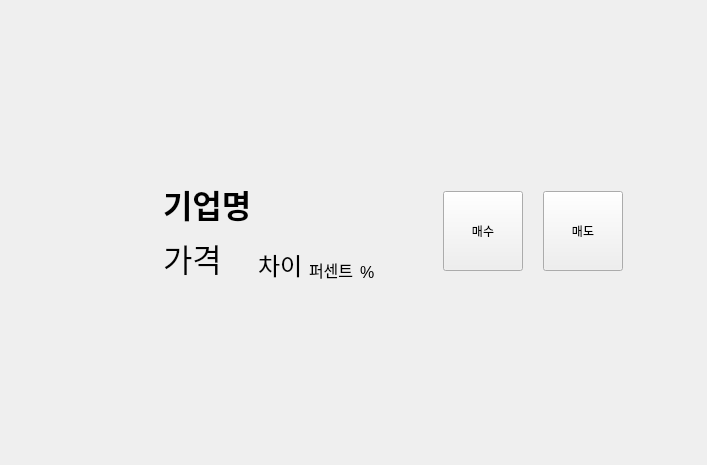
taewooyun/hts, file project1/source/chart/chart.ui: the form before one commit.
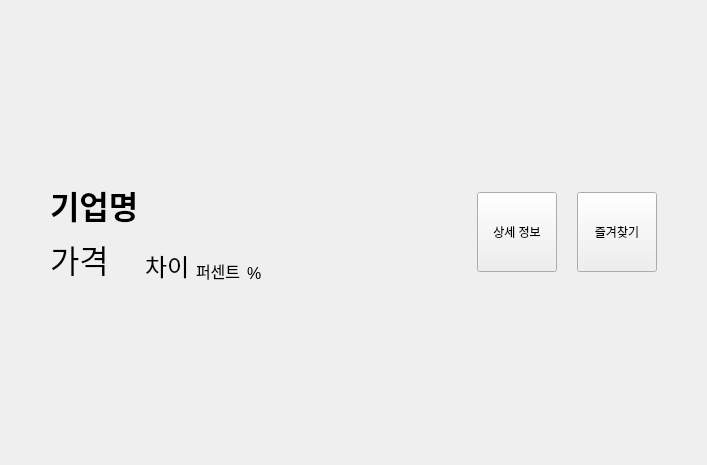
The form after the commit.

```diff
--- a/project1/source/chart/chart.ui
+++ b/project1/source/chart/chart.ui
@@ -10,33 +10,27 @@
     <height>465</height>
    </rect>
   </property>
+  <property name="sizePolicy">
+   <sizepolicy hsizetype="Preferred" vsizetype="Preferred">
+    <horstretch>0</horstretch>
+    <verstretch>0</verstretch>
+   </sizepolicy>
+  </property>
   <property name="windowTitle">
    <string>Form</string>
   </property>
-  <widget class="QWidget" name="verticalLayoutWidget">
-   <property name="geometry">
-    <rect>
-     <x>113</x>
-     <y>61</y>
-     <width>560</width>
-     <height>341</height>
-    </rect>
-   </property>
-   <layout class="QVBoxLayout" name="layout_0">
-    <property name="sizeConstraint">
-     <enum>QLayout::SizeConstraint::SetDefaultConstraint</enum>
-    </property>
+  <layout class="QVBoxLayout" name="verticalLayout_2">
     <property name="leftMargin">
      <number>50</number>
     </property>
     <property name="topMargin">
-     <number>20</number>
+    <number>30</number>
     </property>
     <property name="rightMargin">
      <number>50</number>
     </property>
     <property name="bottomMargin">
-     <number>20</number>
+    <number>30</number>
     </property>
     <item>
      <layout class="QHBoxLayout" name="horizontalLayout_3">
@@ -164,7 +158,7 @@
            </size>
           </property>
           <property name="text">
-           <string>매수</string>
+          <string>상세 정보</string>
           </property>
          </widget>
         </item>
@@ -177,7 +171,7 @@
            </size>
           </property>
           <property name="text">
-           <string>매도</string>
+          <string>즐겨찾기</string>
           </property>
          </widget>
         </item>
@@ -186,10 +180,9 @@
      </layout>
     </item>
     <item>
-     <layout class="QHBoxLayout" name="horizontalLayout_2"/>
-    </item>
-   </layout>
-  </widget>
+    <layout class="QHBoxLayout" name="layout_0"/>
+   </item>
+  </layout>
  </widget>
  <resources/>
  <connections/>
```
Left out of the diff: 4 changed lines with no effect on the pictures. Lines whose indentation alone changed are shown as unchanged.
